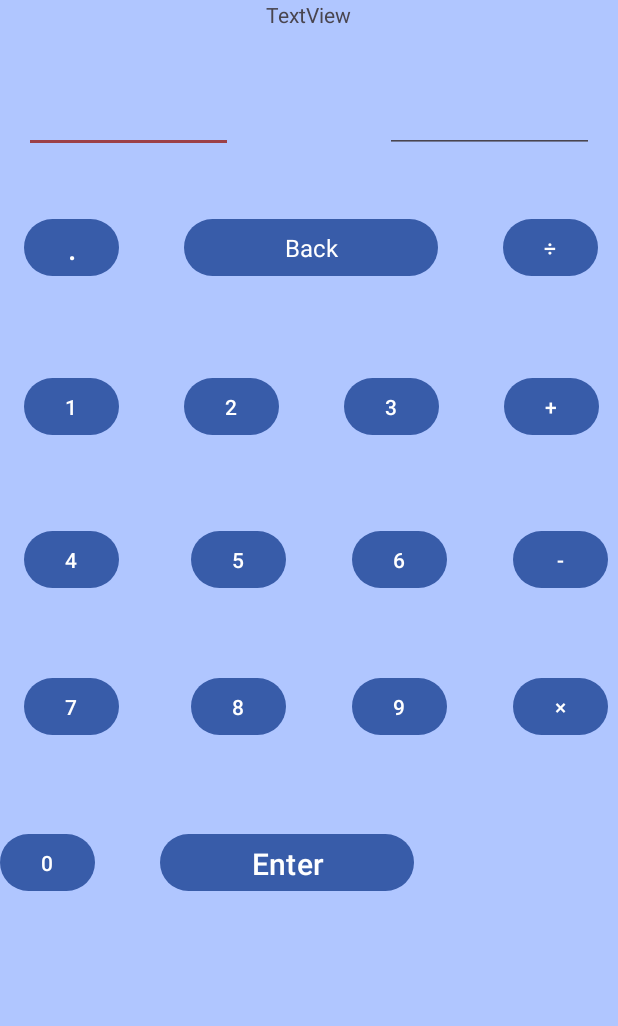
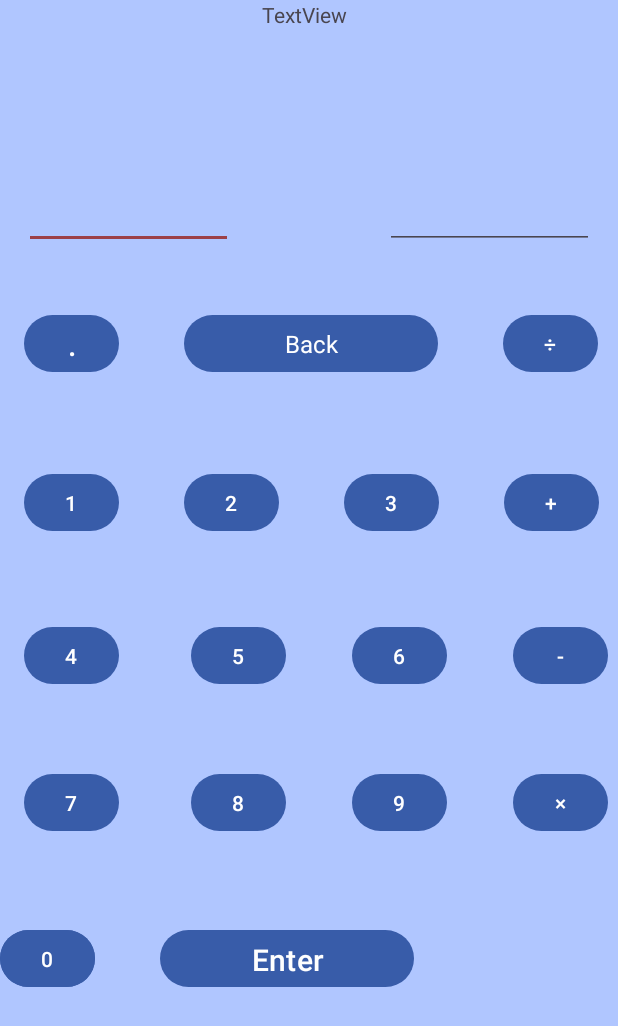
Before and after one commit to angelahe07/CalculatorAppHe, an Android app: the screen it shows after launch (MainActivity), on a phone screen of 412 x 824 dp. Shown: the top 1026 px of the screen. Run offline under Robolectric (Android 15) with nearby library versions, the phone set to English and light mode, and no system bars; Roboto replaces fonts that are not available here.

Commit message:
fixed constraint on top textViews
need to add negative button to bottom left corner

```diff
--- a/app/src/main/res/layout/activity_main.xml
+++ b/app/src/main/res/layout/activity_main.xml
@@ -22,32 +22,33 @@
         android:layout_width="139dp"
         android:layout_height="102dp"
         android:layout_marginStart="@dimen/edgeToNumInput"
+        android:layout_marginTop="64dp"
         android:ems="10"
         android:inputType="number"
         app:layout_constraintStart_toStartOf="parent"
-        tools:layout_editor_absoluteY="72dp" />
+        app:layout_constraintTop_toTopOf="parent" />
 
     <TextView
         android:id="@+id/textView"
         android:layout_width="63dp"
         android:layout_height="59dp"
-        android:layout_marginStart="@dimen/edgeToNumInput"
-        android:layout_marginEnd="@dimen/edgeToNumInput"
+        android:layout_marginStart="14dp"
+        android:layout_marginEnd="14dp"
         android:text="TextView"
         app:layout_constraintEnd_toStartOf="@+id/editTextSecondInputNum"
-        app:layout_constraintHorizontal_bias="1.0"
         app:layout_constraintStart_toEndOf="@+id/editTextFirstInputNum"
-        tools:layout_editor_absoluteY="92dp" />
+        tools:layout_editor_absoluteY="85dp" />
 
     <EditText
         android:id="@+id/editTextSecondInputNum"
         android:layout_width="139dp"
         android:layout_height="102dp"
+        android:layout_marginTop="64dp"
         android:layout_marginEnd="@dimen/edgeToNumInput"
         android:ems="10"
         android:inputType="number"
         app:layout_constraintEnd_toEndOf="parent"
-        tools:layout_editor_absoluteY="72dp" />
+        app:layout_constraintTop_toTopOf="parent" />
 
     <Button
         android:id="@+id/buttonDecimal"
@@ -214,6 +215,15 @@
         tools:layout_editor_absoluteX="127dp" />
 
     <Button
+        android:id="@+id/button"
+        android:layout_width="@dimen/buttonWidth"
+        android:layout_height="@dimen/buttonHeight"
+        android:layout_marginTop="@dimen/spaceUpBetweenButton"
+        android:text="0"
+        app:layout_constraintTop_toBottomOf="@+id/button8"
+        tools:layout_editor_absoluteX="127dp" />
+
+    <Button
         android:id="@+id/buttonEnter"
         android:layout_width="169dp"
         android:layout_height="@dimen/buttonHeight"
```
